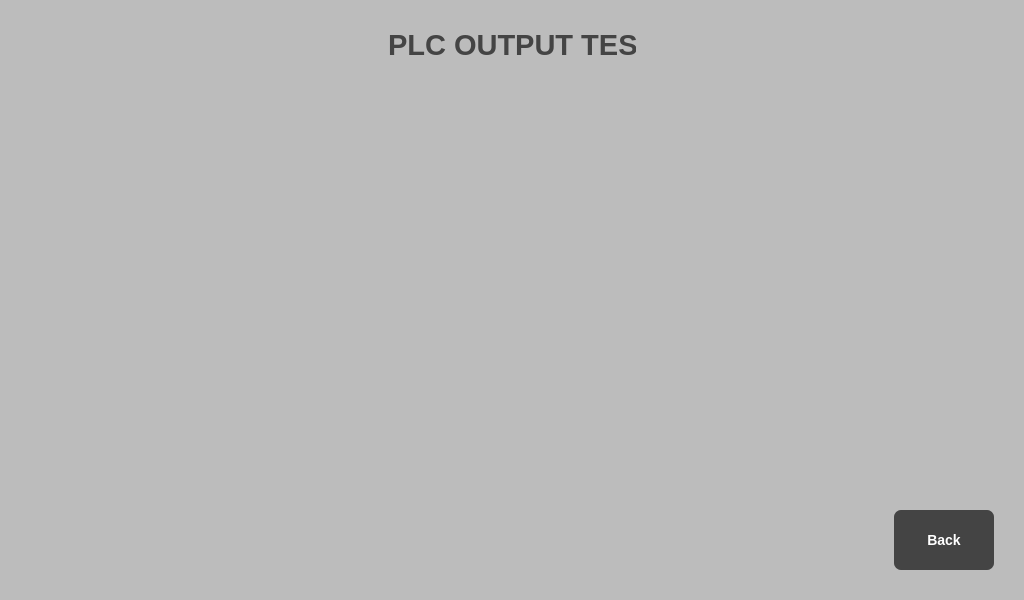
Above: Forms/outputwindow.ui from vieczorkamil/HMI-panel-PLC-S7-based-on-Raspberry-Pi-Engineering-Thesis before the change. Below: the same form after it.
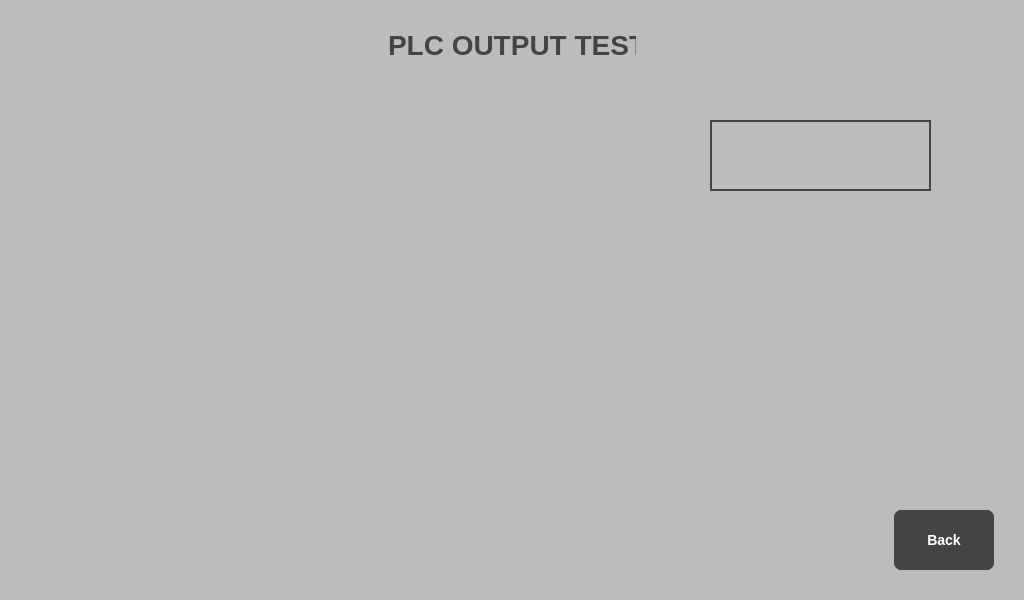
That is the form after the change. Icons and pictures are not drawn.

```diff
--- a/Forms/outputwindow.ui
+++ b/Forms/outputwindow.ui
@@ -19,6 +19,15 @@
 }
 #infoLabel{
 	color: rgb(68, 68, 68);
+	font: bold 28px;
+	border: 0px;
+	padding: 0px;
+}
+QLabel{
+	font: bold 22px;
+	color: rgb(68, 68, 68);
+	border: 2px solid rgb(68, 68, 68);
+	padding: 2px;
 }
 QPushButton{
 	outline : 0px;
@@ -30,6 +39,48 @@
 
 QPushButton:pressed{ 
 	background:rgb(134, 134, 134) ;
+}
+QPushButton:disabled {
+	background:rgb(134, 134, 134) ;	
+	color: rgb(68, 68, 68);
+}
+QCheckBox{
+	outline: 0px;
+}
+QCheckBox::indicator{
+	width: 50px;
+	height: 50px;
+}
+QCheckBox::indicator:checked{
+	image:url(&quot;:/Button/switchOn512x272.png&quot;);
+}
+QCheckBox::indicator:unchecked{
+	image:url(&quot;:/Button/switchOff512x272.png&quot;);
+}
+
+QSpinBox{
+	background: rgb(188,188,188);
+	font: bold 20px;
+	color: rgb(68, 68, 68);
+	border: 2px solid rgb(68, 68, 68);
+}
+QSpinBox::up-button{
+	font: bold 50px;
+}
+
+QDoubleSpinBox{
+	background: rgb(188,188,188);
+	font: bold 20px;
+	color: rgb(68, 68, 68);
+	border: 2px solid rgb(68, 68, 68);
+}
+
+QTextEdit{
+	background: rgb(188,188,188);
+	font: bold 20px;
+	color: rgb(68, 68, 68);
+	border: 2px solid rgb(68, 68, 68);
+	
 }</string>
   </property>
   <widget class="QPushButton" name="backButton">
@@ -56,7 +107,7 @@
    </property>
    <property name="font">
     <font>
-     <pointsize>22</pointsize>
+     <pointsize>-1</pointsize>
      <weight>75</weight>
      <italic>false</italic>
      <bold>true</bold>
@@ -66,6 +117,19 @@
     <string>PLC OUTPUT TEST</string>
    </property>
   </widget>
+  <widget class="QLabel" name="label">
+   <property name="geometry">
+    <rect>
+     <x>710</x>
+     <y>120</y>
+     <width>221</width>
+     <height>71</height>
+    </rect>
+   </property>
+   <property name="text">
+    <string/>
+   </property>
+  </widget>
  </widget>
  <resources/>
  <connections/>
```
